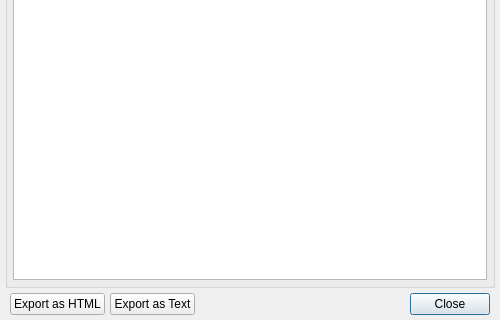
Before: the Qt Designer form interface/ReportWindow.ui in WesRoach/SpellcraftingCalculator, drawn with Qt 5; both pictures show x 0 to 500 and y 230 to 550 of the 500 by 550 pixel window.
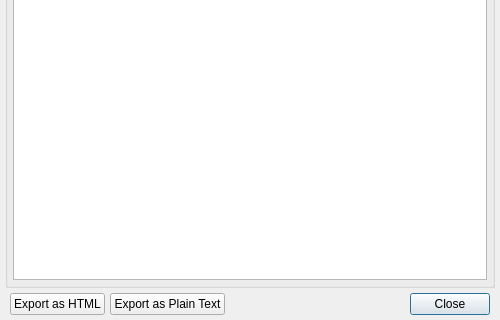
After: the same form once the commit is applied.

The edit to the form file:
```diff
--- a/interface/ReportWindow.ui
+++ b/interface/ReportWindow.ui
@@ -86,7 +86,7 @@
      <item>
       <widget class="QPushButton" name="ExportText">
        <property name="text">
-        <string>Export as Text</string>
+        <string>Export as Plain Text</string>
        </property>
        <property name="autoDefault">
         <bool>false</bool>
```
Left out of the diff: 4 changed lines with no effect on the pictures.
